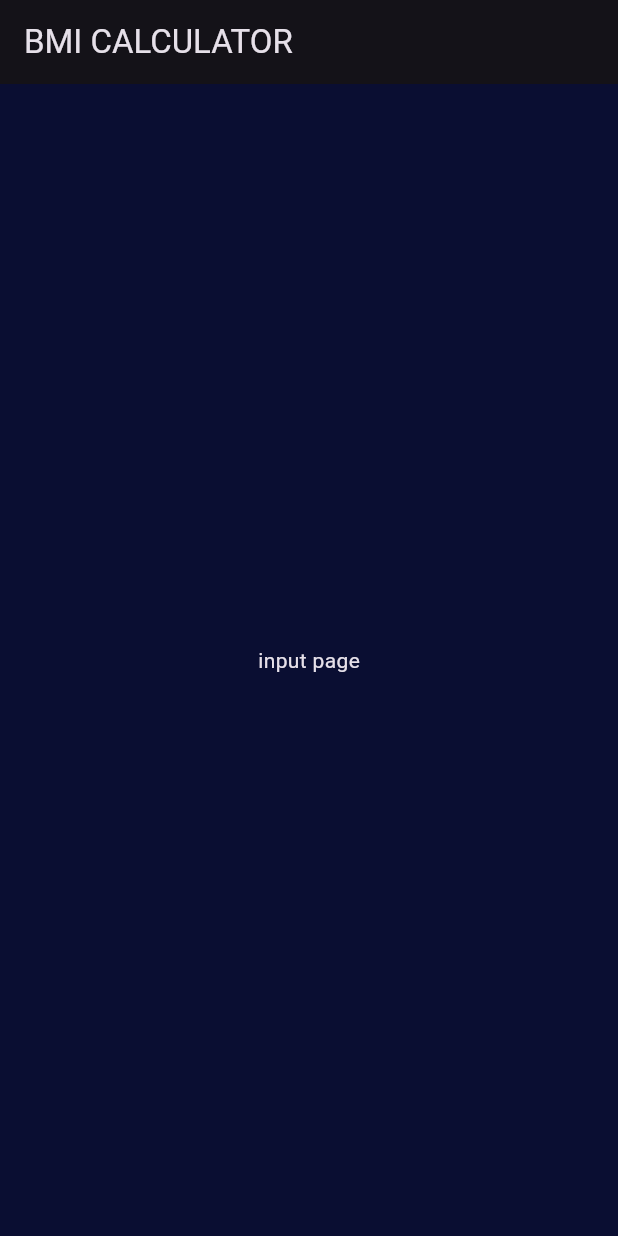
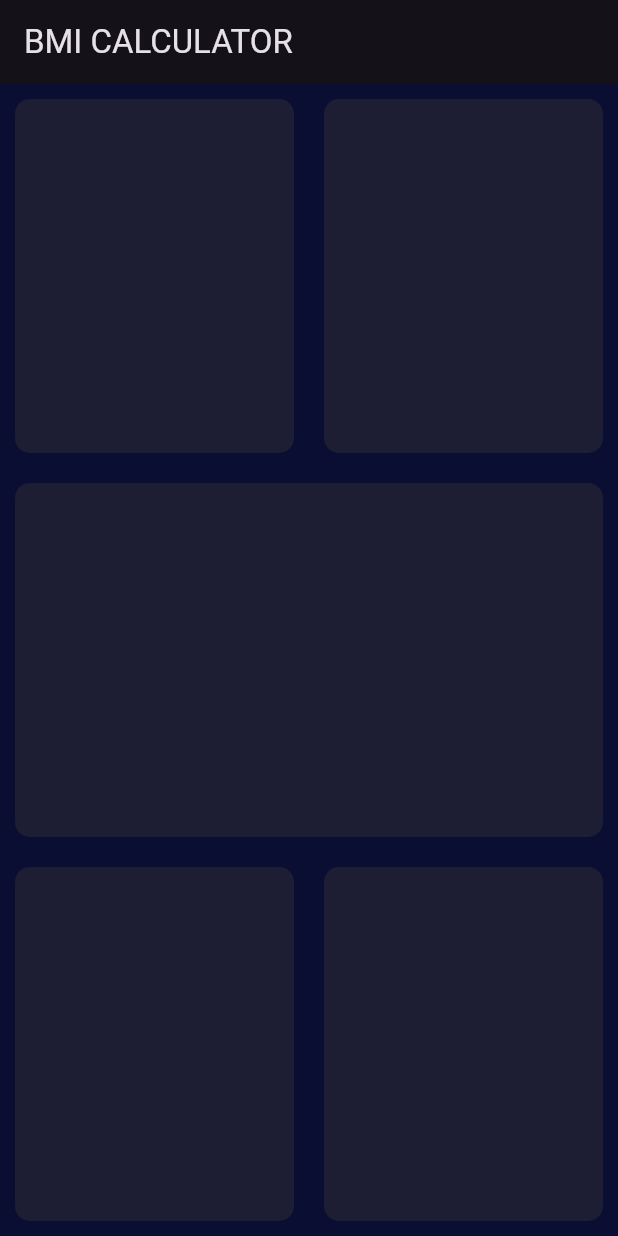
Before and after one commit to BaGorK/bmi_calculator_flutter, a Flutter app: the screen it shows after launch, on a phone screen of 412 x 824 dp. Run offline on Flutter 3.47's test engine with Material 3 defaults, Android fonts, the phone set to English and light mode, and no system bars.

Commit message:
feat: adding expanded widgets | building layout

```diff
--- a/lib/input_page.dart
+++ b/lib/input_page.dart
@@ -1,3 +1,5 @@
+// ignore_for_file: prefer_const_constructors
+
 import 'package:flutter/material.dart';
 
 class InputPage extends StatefulWidget {
@@ -11,12 +13,71 @@ class _InputPageState extends State<InputPage> {
   @override
   Widget build(BuildContext context) {
     return Scaffold(
-      appBar: AppBar(
-        title: const Text('BMI CALCULATOR'),
-      ),
-      body: const Center(
-        child: Text('input page'),
-      ),
-    );
+        appBar: AppBar(
+          title: const Text('BMI CALCULATOR'),
+        ),
+        body: Column(
+          children: <Widget>[
+            Expanded(
+              child: Row(
+                children: [
+                  Expanded(
+                    child: Container(
+                      margin: EdgeInsets.all(10.0),
+                      decoration: BoxDecoration(
+                        borderRadius: BorderRadius.circular(10.0),
+                        color: Color(0xFF1D1E33),
+                      ),
+                    ),
+                  ),
+                  Expanded(
+                    child: Container(
+                      margin: EdgeInsets.all(10.0),
+                      decoration: BoxDecoration(
+                        borderRadius: BorderRadius.circular(10.0),
+                        color: Color(0xFF1D1E33),
+                      ),
+                    ),
+                  ),
+                ],
+              ),
+            ),
+            Expanded(
+              child: Expanded(
+                child: Container(
+                  margin: EdgeInsets.all(10.0),
+                  decoration: BoxDecoration(
+                    borderRadius: BorderRadius.circular(10.0),
+                    color: Color(0xFF1D1E33),
+                  ),
+                ),
+              ),
+            ),
+            Expanded(
+              child: Row(
+                children: [
+                  Expanded(
+                    child: Container(
+                      margin: EdgeInsets.all(10.0),
+                      decoration: BoxDecoration(
+                        borderRadius: BorderRadius.circular(10.0),
+                        color: Color(0xFF1D1E33),
+                      ),
+                    ),
+                  ),
+                  Expanded(
+                    child: Container(
+                      margin: EdgeInsets.all(10.0),
+                      decoration: BoxDecoration(
+                        borderRadius: BorderRadius.circular(10.0),
+                        color: Color(0xFF1D1E33),
+                      ),
+                    ),
+                  ),
+                ],
+              ),
+            ),
+          ],
+        ));
   }
 }
```
Also changed, not shown: 1 other file.
